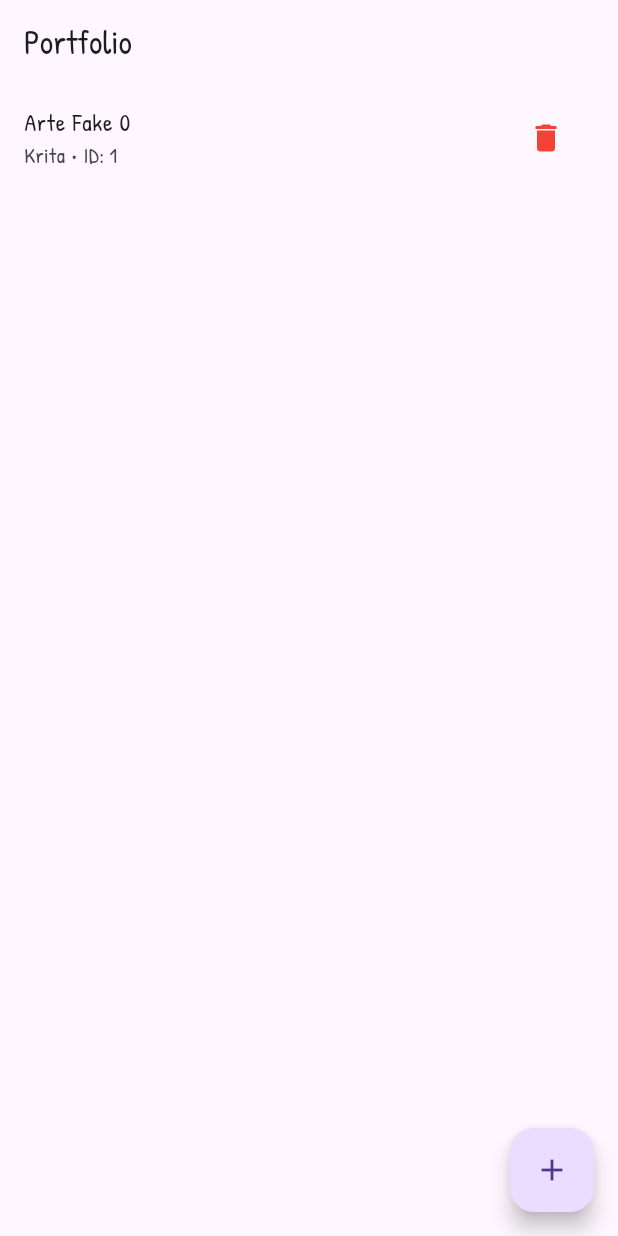
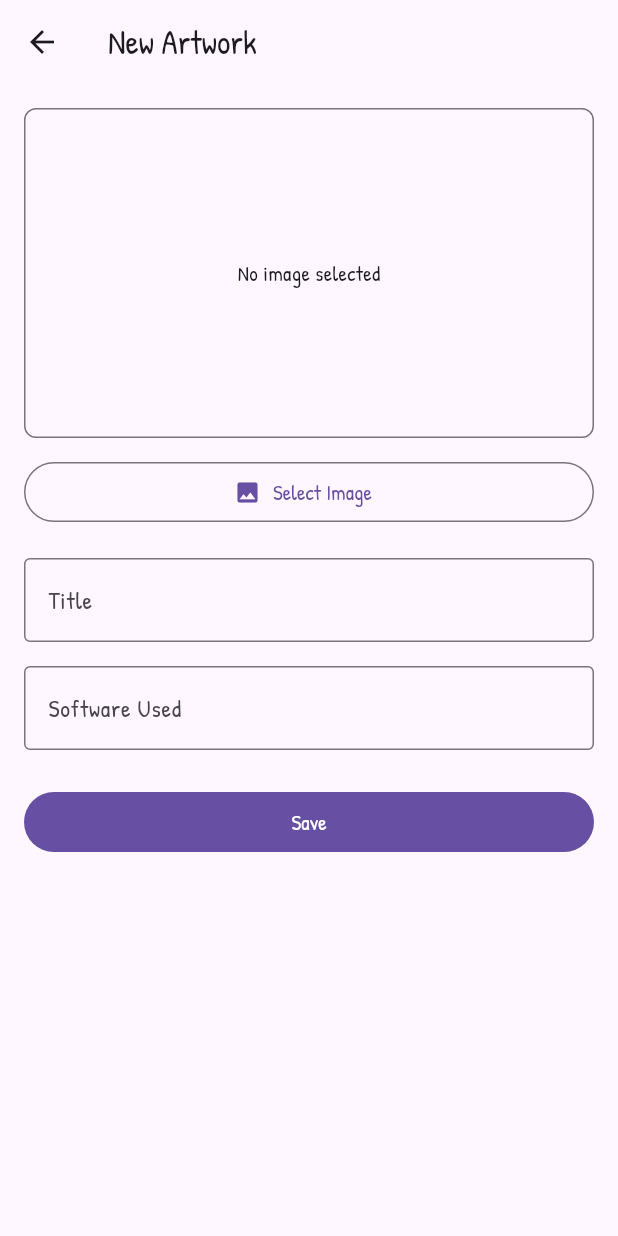
Before and after one commit to vitorfdev/sketchtrail, a Flutter app: the screen it shows after launch, after a tap on the "add" icon, on a phone screen of 412 x 824 dp. Run offline on Flutter 3.47's test engine with Material 3 defaults, Android fonts, the phone set to English and light mode, and no system bars; our stand-ins replace drift, file_picker, flutter_riverpod, google_fonts, material_ui; accounts and stored records are empty; generated files the repository leaves out were written again.

Commit message:
file handling and add art form

```diff
--- /dev/null
+++ b/lib/pages/artwork_form_page.dart
@@ -0,0 +1,215 @@
+import 'dart:io';
+
+import 'package:drift/drift.dart' as drift;
+import 'package:material_ui/material_ui.dart';
+import 'package:flutter_riverpod/flutter_riverpod.dart';
+import 'package:path/path.dart' as p;
+import 'package:sketchtrail/data/database.dart';
+import 'package:sketchtrail/providers/providers.dart';
+import 'package:sketchtrail/services/file_service.dart';
+import 'package:sketchtrail/services/thumbnail_service.dart';
+
+class ArtworkFormPage extends ConsumerStatefulWidget {
+  const ArtworkFormPage({super.key});
+
+  @override
+  ConsumerState<ArtworkFormPage> createState() => _ArtworkFormPageState();
+}
+
+class _ArtworkFormPageState extends ConsumerState<ArtworkFormPage> {
+  final _formKey = GlobalKey<FormState>();
+  final _titleController = TextEditingController();
+  final _softwareController = TextEditingController();
+
+  final _fileService = FileService();
+  final _thumbnailService = ThumbnailService();
+
+  PickedArtworkFiles? _pickedFiles;
+  String? _imageError;
+  bool _isSaving = false;
+
+  @override
+  void dispose() {
+    _titleController.dispose();
+    _softwareController.dispose();
+    super.dispose();
+  }
+
+  Future<void> _selectImage() async {
+    if (_isSaving) return;
+
+    final picked = await _fileService.pickAndCopyImage();
+    if (picked == null) return;
+
+    setState(() {
+      _pickedFiles = picked;
+      _imageError = null;
+    });
+  }
+
+  Future<void> _saveArtwork() async {
+    if (_isSaving) return;
+
+    final isFormValid = _formKey.currentState?.validate() ?? false;
+    final hasImage = _pickedFiles != null;
+
+    if (!hasImage) {
+      setState(() {
+        _imageError = 'Select an image before saving.';
+      });
+    }
+
+    if (!isFormValid || !hasImage) {
+      return;
+    }
+
+    setState(() {
+      _isSaving = true;
+    });
+
+    try {
+      final picked = _pickedFiles!;
+      final baseName = p.basenameWithoutExtension(picked.relativeImagePath);
+
+      // Image already copied to <appSupportDir>/images/
+      // Generate thumbnail to <appSupportDir>/thumbnails/
+      final thumb = await _thumbnailService.generateThumbnail(
+        sourceImagePath: picked.absoluteImagePath,
+        baseFileNameWithoutExt: baseName,
+      );
+
+      // Insert on db
+      final companion = ArtworksCompanion.insert(
+        title: _titleController.text.trim(),
+        imagePath: picked.relativeImagePath,
+        thumbnailPath: thumb.relativeThumbnailPath,
+        softwareUsed: _softwareController.text.trim(),
+        createdAt: drift.Value(DateTime.now()),
+      );
+
+      // Adjust for the correct method
+      await ref.read(artworkRepoProvider).create(companion);
+
+      if (!mounted) return;
+      Navigator.of(context).pop(true);
+    } catch (e) {
+      if (!mounted) return;
+      ScaffoldMessenger.of(context).showSnackBar(
+        SnackBar(content: Text('Error saving artwork: $e')),
+      );
+    } finally {
+      if (mounted) {
+        setState(() {
+          _isSaving = false;
+        });
+      }
+    }
+  }
+
+  @override
+  Widget build(BuildContext context) {
+    return Scaffold(
+      appBar: AppBar(
+        title: const Text('New Artwork'),
+      ),
+      body: SingleChildScrollView(
+        padding: const EdgeInsets.all(16),
+        child: Form(
+          key: _formKey,
+          child: Column(
+            crossAxisAlignment: CrossAxisAlignment.stretch,
+            children: [
+              // Preview + select image button
+              Container(
+                height: 220,
+                decoration: BoxDecoration(
+                  border: Border.all(
+                    color: _imageError != null
+                        ? Theme.of(context).colorScheme.error
+                        : Theme.of(context).dividerColor,
+                  ),
+                  borderRadius: BorderRadius.circular(8),
+                ),
+                clipBehavior: Clip.antiAlias,
+                child: _pickedFiles != null
+                    ? Image.file(
+                        File(_pickedFiles!.absoluteImagePath),
+                        fit: BoxFit.contain,
+                      )
+                    : const Center(
+                        child: Text('No image selected'),
+                      ),
+              ),
+              if (_imageError != null) ...[
+                const SizedBox(height: 6),
+                Text(
+                  _imageError!,
+                  style: TextStyle(
+                    color: Theme.of(context).colorScheme.error,
+                    fontSize: 12,
+                  ),
+                ),
+              ],
+              const SizedBox(height: 12),
+              OutlinedButton.icon(
+                onPressed: _isSaving ? null : _selectImage,
+                icon: const Icon(Icons.image),
+                label: Text(
+                  _pickedFiles == null ? 'Select Image' : 'Change Image',
+                ),
+              ),
+              const SizedBox(height: 20),
+
+              // Title
+              TextFormField(
+                controller: _titleController,
+                enabled: !_isSaving,
+                decoration: const InputDecoration(
+                  labelText: 'Title',
+                  border: OutlineInputBorder(),
+                ),
+                validator: (value) {
+                  if (value == null || value.trim().isEmpty) {
+                    return 'Please inform the title of the artwork.';
+                  }
+                  return null;
+                },
+              ),
+              const SizedBox(height: 16),
+
+              // Software Used
+              TextFormField(
+                controller: _softwareController,
+                enabled: !_isSaving,
+                decoration: const InputDecoration(
+                  labelText: 'Software Used',
+                  hintText: 'E.g.: Krita, Clip Studio Paint, Photoshop',
+                  border: OutlineInputBorder(),
+                ),
+                validator: (value) {
+                  if (value == null || value.trim().isEmpty) {
+                    return 'Please inform the software used.';
+                  }
+                  return null;
+                },
+              ),
+              const SizedBox(height: 24),
+
+              // Save Button
+              FilledButton(
+                onPressed: _isSaving ? null : _saveArtwork,
+                child: _isSaving
+                    ? const SizedBox(
+                        height: 20,
+                        width: 20,
+                        child: CircularProgressIndicator(strokeWidth: 2),
+                      )
+                    : const Text('Save'),
+              ),
+            ],
+          ),
+        ),
+      ),
+    );
+  }
+}
--- a/lib/pages/portfolio_page.dart
+++ b/lib/pages/portfolio_page.dart
@@ -1,8 +1,12 @@
+import 'dart:io';
+
 import 'package:material_ui/material_ui.dart';
 import 'package:flutter_riverpod/flutter_riverpod.dart';
 import 'package:drift/drift.dart';
 import 'package:sketchtrail/data/database.dart';
+import 'package:sketchtrail/pages/artwork_form_page.dart';
 import 'package:sketchtrail/providers/providers.dart';
+import 'package:sketchtrail/services/file_service.dart';
 
 class PortfolioPage extends ConsumerWidget {
   const PortfolioPage({super.key});
@@ -27,14 +31,18 @@ class PortfolioPage extends ConsumerWidget {
             itemBuilder: (context, index) {
               final artwork = artworks[index];
               return ListTile(
+                leading: ArtworkThumb(
+                  relativeThumbnailPath: artwork.thumbnailPath,
+                  fileService: FileService(),
+                ),
                 title: Text(artwork.title),
                 subtitle: Text('${artwork.softwareUsed} • ID: ${artwork.id}'),
                 trailing: IconButton(
                   icon: const Icon(Icons.delete, color: Colors.red),
                   onPressed: () {
                     ref.read(artworkRepoProvider).delete(artwork.id);
-                  }
-                )
+                  },
+                ),
               );
             },
           );
@@ -43,18 +51,50 @@ class PortfolioPage extends ConsumerWidget {
         error: (error, stackTrace) => Center(child: Text('Error: $error')),
       ),
       floatingActionButton: FloatingActionButton(
+        onPressed: () {
+          Navigator.of(context).push(
+            MaterialPageRoute(
+              builder: (_) => const ArtworkFormPage(),
+            ),
+          );
+        },
         child: const Icon(Icons.add),
-        onPressed: () {
-          ref.read(artworkRepoProvider).create(
-            ArtworksCompanion(
-              title: Value('Arte Fake ${DateTime.now().second}'),
-              imagePath: Value('/fake/path/img_${DateTime.now().millisecondsSinceEpoch}.png'),
-              thumbnailPath: Value('/fake/path/thumb.png'),
-              softwareUsed: Value('Krita'),
-            )
-          );
-        }
       ),
     );
   }
 }
+
+class ArtworkThumb extends StatelessWidget {
+  final String relativeThumbnailPath;
+  final FileService fileService;
+
+  const ArtworkThumb({
+    super.key,
+    required this.relativeThumbnailPath,
+    required this.fileService,
+  });
+
+  @override
+  Widget build(BuildContext context) {
+    return FutureBuilder<String>(
+      future: fileService.resolveAbsolutePath(relativeThumbnailPath),
+      builder: (context, snapshot) {
+        if (!snapshot.hasData) {
+          return const SizedBox(
+            width: 56,
+            height: 56,
+            child: Center(child: CircularProgressIndicator(strokeWidth: 2)),
+          );
+        }
+
+        return Image.file(
+          File(snapshot.data!),
+          width: 56,
+          height: 56,
+          fit: BoxFit.cover,
+          errorBuilder: (_, __, ___) => const Icon(Icons.broken_image),
+        );
+      },
+    );
+  }
+}
--- /dev/null
+++ b/lib/services/thumbnail_service.dart
@@ -0,0 +1,91 @@
+import 'dart:io';
+
+import 'package:flutter/foundation.dart';
+import 'package:image/image.dart' as img;
+import 'package:path/path.dart' as p;
+import 'package:path_provider/path_provider.dart';
+
+class GeneratedThumbnailPaths {
+  final String relativeThumbnailPath;
+  final String absoluteThumbnailPath;
+
+  const GeneratedThumbnailPaths({
+    required this.relativeThumbnailPath,
+    required this.absoluteThumbnailPath,
+  });
+}
+
+class _ThumbnailWorkInput {
+  final Uint8List sourceBytes;
+  final int targetWidth;
+  final int jpgQuality;
+
+  const _ThumbnailWorkInput({
+    required this.sourceBytes,
+    required this.targetWidth,
+    required this.jpgQuality,
+  });
+}
+
+Uint8List _resizeAndEncodeJpg(_ThumbnailWorkInput input) {
+  final decoded = img.decodeImage(input.sourceBytes);
+  if (decoded == null) {
+    throw Exception('Failed to decode image for thumbnail generation.');
+  }
+
+  // Resize the image while maintaining aspect ratio
+  final resized = img.copyResize(
+    decoded,
+    width: input.targetWidth,
+    interpolation: img.Interpolation.average,
+  );
+
+  final jpgBytes = img.encodeJpg(resized, quality: input.jpgQuality);
+  return Uint8List.fromList(jpgBytes);
+}
+
+class ThumbnailService {
+  static const String _thumbnailsFolderName = 'thumbnails';
+
+  Future<Directory> getThumbnailsDirectory() async {
+    final supportDir = await getApplicationSupportDirectory();
+    final thumbsDir = Directory(p.join(supportDir.path, _thumbnailsFolderName));
+    if (!await thumbsDir.exists()) {
+      await thumbsDir.create(recursive: true);
+    }
+    return thumbsDir;
+  }
+
+  // Generate a thumbnail for the given image bytes and save it to the thumbnails directory
+  Future<GeneratedThumbnailPaths> generateThumbnail({
+    required String sourceImagePath,
+    required String baseFileNameWithoutExt,
+    int width = 512,
+    int quality = 85,
+  }) async {
+    final sourceFile = File(sourceImagePath);
+    final bytes = await sourceFile.readAsBytes();
+
+    final encodedBytes = await compute(
+      _resizeAndEncodeJpg,
+      _ThumbnailWorkInput(
+        sourceBytes: bytes,
+        targetWidth: width,
+        jpgQuality: quality,
+      ),
+    );
+
+    final thumbsDir = await getThumbnailsDirectory();
+    final thumbFileName = '${baseFileNameWithoutExt}_thumb.jpg';
+    final thumbFile = File(p.join(thumbsDir.path, thumbFileName));
+
+    await thumbFile.writeAsBytes(encodedBytes, flush: true);
+
+    final relativePath = p.posix.join(_thumbnailsFolderName, thumbFileName);
+
+    return GeneratedThumbnailPaths(
+      relativeThumbnailPath: relativePath,
+      absoluteThumbnailPath: thumbFile.path,
+    );
+  }
+}
```
Also changed, not shown: lib/services/file_service.dart (added, +73 -0 lines).
